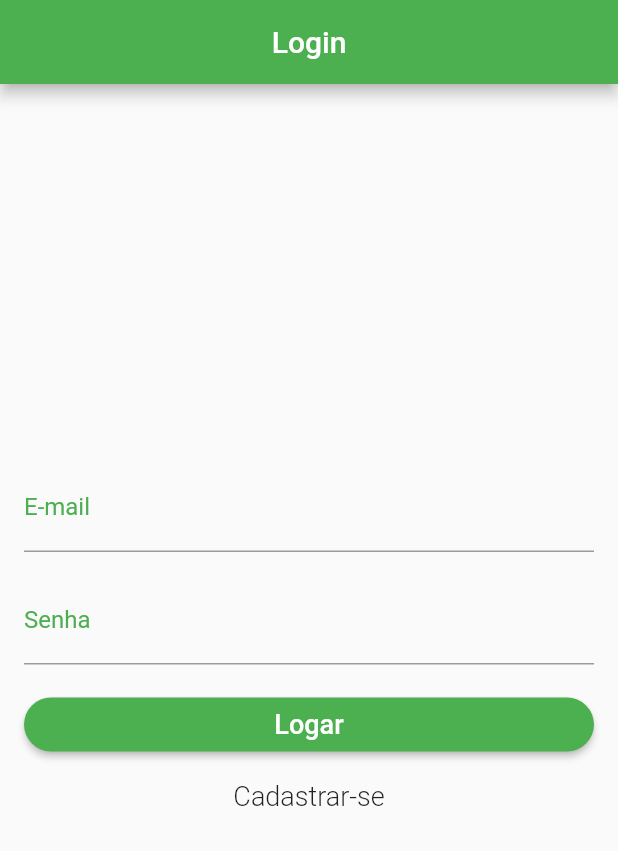
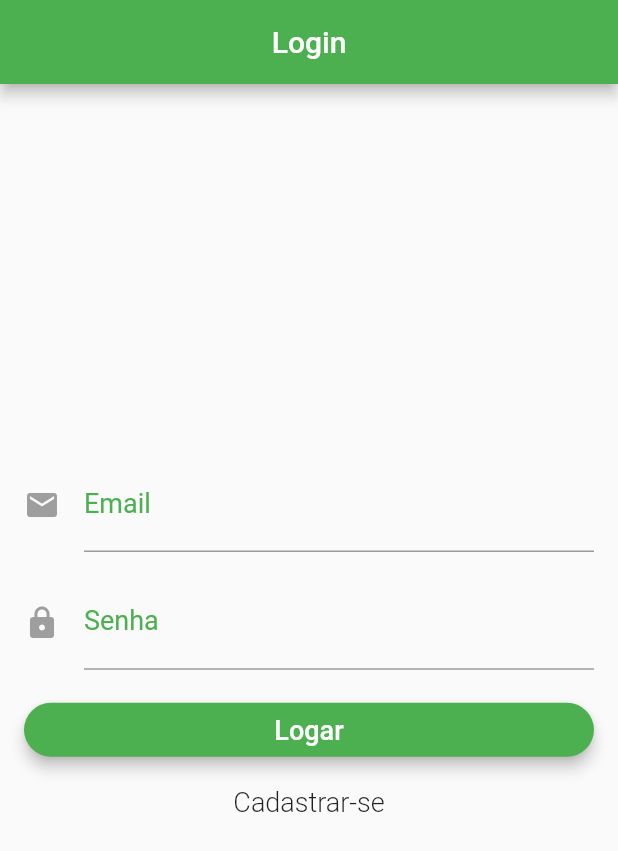
Before and after one commit to PedroFischerDeveloper/desenvolvimento-mobile, a Flutter app: the screen it shows after launch, on a phone screen of 412 x 824 dp. Shown: the top 851 px of the screen. Run offline on Flutter 3.47's test engine with Material 2 defaults, Android fonts, the phone set to English and light mode, and no system bars; our stand-ins replace firebase_auth; accounts and stored records are empty.

Commit message:
:boom: adds login feature

```diff
--- a/lib/login.dart
+++ b/lib/login.dart
@@ -1,18 +1,32 @@
 import 'package:flutter/material.dart';
+import 'package:todo/authentication.dart';
 import 'register.dart';
 import 'home.dart';
 
 class LoginPage extends StatefulWidget {
+  LoginPage({this.auth, this.loginCallback});
+
+  final BaseAuth auth;
+  final VoidCallback loginCallback;
+
   @override
   _LoginPageState createState() => _LoginPageState();
 }
 
 class _LoginPageState extends State<LoginPage> {
-  TextEditingController controllerEmail = TextEditingController();
-  TextEditingController controllerSenha = TextEditingController();
+  TextEditingController _controllerEmail = TextEditingController();
+  TextEditingController _controllerPassword = TextEditingController();
+
+  String _errorMessage = "";
+  bool _isLoading = false;
+
+  String _email;
+  String _password;
+
+  final _formKey = new GlobalKey<FormState>();
 
   void navigateToHome() {
-    Navigator.pushReplacement(
+    Navigator.push(
         context, MaterialPageRoute(builder: (context) => HomePage()));
   }
 
@@ -21,71 +35,122 @@ class _LoginPageState extends State<LoginPage> {
         context, MaterialPageRoute(builder: (context) => RegisterPage()));
   }
 
-  @override
-  Widget build(BuildContext context) {
-    return Scaffold(
-        appBar: AppBar(
-          title: Text("Login"),
-          backgroundColor: Colors.green,
-          centerTitle: true,
-        ),
-        body: Container(
-            padding: EdgeInsets.all(16),
-            child: GestureDetector(
-                onTap: () {
-                  FocusScope.of(context).requestFocus(FocusNode());
+  bool validateAndSave() {
+    final form = _formKey.currentState;
+    if (form.validate()) {
+      form.save();
+      return true;
+    }
+    return false;
+  }
+
+  void validateAndSubmit() async {
+    setState(() {
+      _errorMessage = "";
+      _isLoading = true;
+    });
+
+    if (validateAndSave()) {
+      String userId = "";
+      try {
+        userId = await widget.auth.signIn(_email, _password);
+        print('Signed in: $userId');
+
+        setState(() {
+          _isLoading = false;
+        });
+
+        if (userId.length > 0 && userId != null) {
+          widget.loginCallback();
+        }
+      } catch (e) {
+        print('Error: $e');
+        setState(() {
+          _isLoading = false;
+          _errorMessage = e.message;
+          _formKey.currentState.reset();
+        });
+      }
+    }
+  }
+
+  Widget showEmailInput() {
+    return Padding(
+      padding: EdgeInsets.only(bottom: 16),
+      child: TextFormField(
+        keyboardType: TextInputType.emailAddress,
+        validator: (value) {
+          if (value.isEmpty) {
+            return 'Preencha o campo com seu e-mail';
+          }
+
+          return null;
         },
-                child: Column(
-                  crossAxisAlignment: CrossAxisAlignment.center,
-                  mainAxisAlignment: MainAxisAlignment.center,
-                  children: <Widget>[
-                    Padding(
-                      padding: EdgeInsets.only(bottom: 16),
-                      child: TextField(
-                        keyboardType: TextInputType.emailAddress,
         decoration: InputDecoration(
-                          labelText: "E-mail",
+          labelText: "Email",
           labelStyle: TextStyle(color: Colors.green),
-                          hintText: "Digite seu e-mail",
-                        ),
-                        controller: controllerEmail,
-                        style: TextStyle(
-                          fontSize: 16,
+          icon: new Icon(
+            Icons.mail,
+            color: Colors.grey,
           ),
         ),
+        controller: _controllerEmail,
+        onSaved: (value) => _email = value.trim(),
+        style: TextStyle(
+          fontSize: 18,
         ),
-                    Padding(
+      ),
+    );
+  }
+
+  Widget showPasswordInput() {
+    return Padding(
       padding: EdgeInsets.only(bottom: 16),
-                      child: TextField(
+      child: TextFormField(
         keyboardType: TextInputType.text,
         decoration: InputDecoration(
             labelText: "Senha",
             labelStyle: TextStyle(color: Colors.green),
-                          hintText: "Digite sua senha",
-                        ),
-                        controller: controllerSenha,
+            icon: new Icon(
+              Icons.lock,
+              color: Colors.grey,
+            )),
+        validator: (value) {
+          if (value.isEmpty) {
+            return 'Preencha o campo com sua senha';
+          }
+
+          return null;
+        },
+        controller: _controllerPassword,
+        onSaved: (value) => _password = value.trim(),
         style: TextStyle(
-                          fontSize: 16,
+          fontSize: 18,
         ),
       ),
-                    ),
-                    Padding(
+    );
+  }
+
+  Widget showLoginButton() {
+    return Padding(
         padding: EdgeInsets.only(bottom: 0),
         child: Row(
           children: <Widget>[
             Expanded(
                 child: RaisedButton(
-                                    onPressed: navigateToHome,
+                    elevation: 4,
+                    onPressed: validateAndSubmit,
                     shape: RoundedRectangleBorder(
-                                        borderRadius:
-                                            BorderRadius.circular(30.0)),
+                        borderRadius: BorderRadius.circular(30.0)),
                     child: Text('Logar',
-                                        style: TextStyle(
-                                            color: Colors.white, fontSize: 18)),
+                        style: TextStyle(color: Colors.white, fontSize: 18)),
                     color: Colors.green)),
           ],
-                        )),
-                    Padding(
+        ));
+  }
+
+  Widget showRegisterButton() {
+    return Padding(
         padding: EdgeInsets.only(bottom: 16),
         child: Row(
           children: <Widget>[
@@ -100,8 +165,63 @@ class _LoginPageState extends State<LoginPage> {
               ),
             )
           ],
-                        ))
+        ));
+  }
+
+  Widget showErrorMessage() {
+    return _errorMessage != null && _errorMessage.length > 0
+        ? Text(
+            _errorMessage,
+            textAlign: TextAlign.center,
+            style: TextStyle(
+                fontSize: 16.0,
+                color: Colors.red,
+                height: 1.0,
+                fontWeight: FontWeight.w700),
+          )
+        : Container(
+            height: 0.0,
+          );
+  }
+
+  Widget _showForm() {
+    return Container(
+        padding: EdgeInsets.all(16),
+        child: Form(
+            key: _formKey,
+            child: Column(
+              crossAxisAlignment: CrossAxisAlignment.center,
+              mainAxisAlignment: MainAxisAlignment.center,
+              children: <Widget>[
+                showErrorMessage(),
+                showEmailInput(),
+                showPasswordInput(),
+                showLoginButton(),
+                showRegisterButton(),
               ],
-                ))));
+            )));
+  }
+
+  Widget _showCircularProgress() {
+    if (_isLoading) {
+      return Center(child: CircularProgressIndicator());
+    }
+    return Container(
+      height: 0.0,
+      width: 0.0,
+    );
+  }
+
+  @override
+  Widget build(BuildContext context) {
+    return Scaffold(
+        appBar: AppBar(
+          title: Text("Login"),
+          backgroundColor: Colors.green,
+          centerTitle: true,
+        ),
+        body: Stack(
+          children: <Widget>[_showForm(), _showCircularProgress()],
+        ));
   }
 }
--- a/lib/main.dart
+++ b/lib/main.dart
@@ -1,9 +1,101 @@
 import 'package:flutter/material.dart';
+import 'package:todo/authentication.dart';
+import 'package:todo/home.dart';
 import 'package:todo/login.dart';
 
 void main() {
   runApp(MaterialApp(
-    home: LoginPage(),
+    home: RootPage(
+      auth: Auth(),
+    ),
     debugShowCheckedModeBanner: false,
   ));
 }
+
+enum AuthStatus {
+  NOT_DETERMINED,
+  NOT_LOGGED_IN,
+  LOGGED_IN,
+}
+
+class RootPage extends StatefulWidget {
+  RootPage({this.auth});
+
+  final BaseAuth auth;
+
+  @override
+  RootPageState createState() => RootPageState();
+}
+
+class RootPageState extends State<RootPage> {
+  AuthStatus authStatus = AuthStatus.NOT_DETERMINED;
+  String _userId = "";
+
+  @override
+  void initState() {
+    super.initState();
+    widget.auth.getCurrentUser().then((user) {
+      setState(() {
+        if (user != null) {
+          _userId = user?.uid;
+        }
+        authStatus =
+            user?.uid == null ? AuthStatus.NOT_LOGGED_IN : AuthStatus.LOGGED_IN;
+      });
+    });
+  }
+
+  void loginCallback() {
+    widget.auth.getCurrentUser().then((user) {
+      setState(() {
+        _userId = user.uid.toString();
+      });
+    });
+    setState(() {
+      authStatus = AuthStatus.LOGGED_IN;
+    });
+  }
+
+  void logoutCallback() {
+    setState(() {
+      authStatus = AuthStatus.NOT_LOGGED_IN;
+      _userId = "";
+    });
+  }
+
+  Widget buildWaitingScreen() {
+    return Scaffold(
+      body: Container(
+        alignment: Alignment.center,
+        child: CircularProgressIndicator(),
+      ),
+    );
+  }
+
+  @override
+  Widget build(BuildContext context) {
+    switch (authStatus) {
+      case AuthStatus.NOT_DETERMINED:
+        return buildWaitingScreen();
+        break;
+      case AuthStatus.NOT_LOGGED_IN:
+        return LoginPage(
+          auth: widget.auth,
+          loginCallback: loginCallback,
+        );
+        break;
+      case AuthStatus.LOGGED_IN:
+        if (_userId.length > 0 && _userId != null) {
+          return HomePage(
+            userId: _userId,
+            auth: widget.auth,
+            logoutCallback: logoutCallback,
+          );
+        } else
+          return buildWaitingScreen();
+        break;
+      default:
+        return buildWaitingScreen();
+    }
+  }
+}
--- a/lib/register.dart
+++ b/lib/register.dart
@@ -49,7 +49,7 @@ class _RegisterPageState extends State<RegisterPage> {
                         cursorColor: Colors.green,
                         keyboardType: TextInputType.emailAddress,
                         decoration: InputDecoration(
-                            labelText: "E-mail",
+                            labelText: "Email",
                             labelStyle: TextStyle(color: Colors.green),
                             hintStyle:
                                 TextStyle(fontSize: 12, color: Colors.green)),
@@ -80,8 +80,9 @@ class _RegisterPageState extends State<RegisterPage> {
                           children: <Widget>[
                             Expanded(
                                 child: RaisedButton(
+                              elevation: 4,
                               onPressed: () {},
-                              child: Text('Enviar',
+                              child: Text('Cadastrar',
                                   style: TextStyle(
                                       color: Colors.white, fontSize: 18)),
                               color: Colors.green,
```
Also changed, not shown: lib/authentication.dart (added, +53 -0 lines), lib/home.dart (+23 -0 lines), 7 other files. Lines whose indentation alone changed are shown as unchanged.
